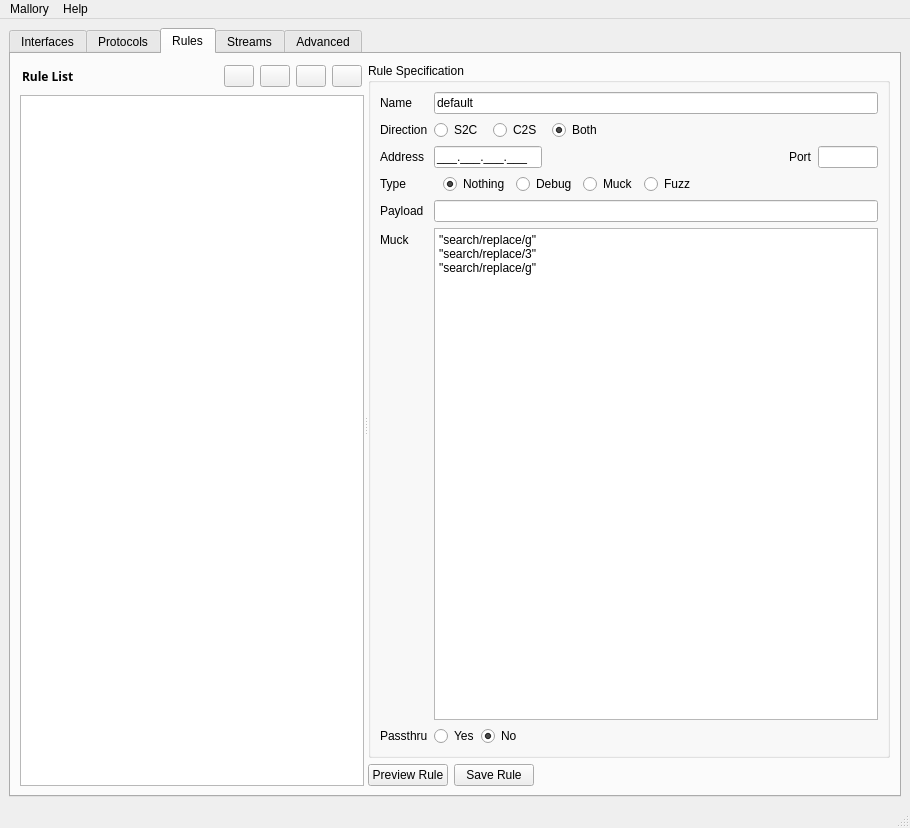
Before: the Qt Designer form src/gui/Mallory.ui in intrepidusgroup/mallory, drawn with Qt 5.
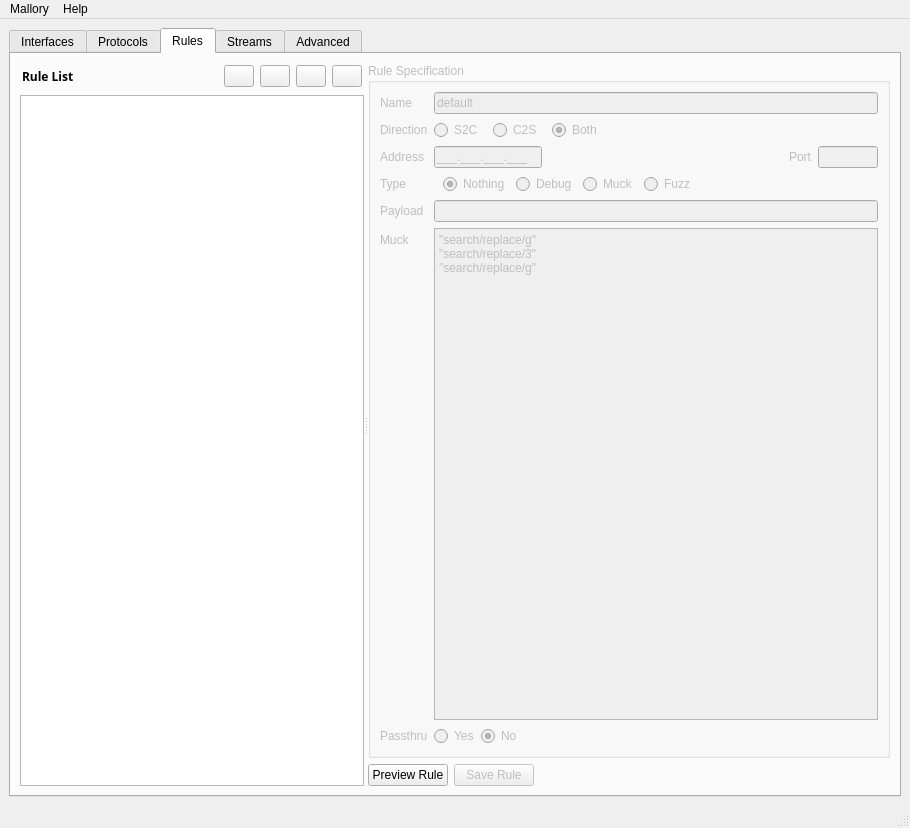
After: the same form once the commit is applied. The open tabs and pages were chosen to show the change. Icons and pictures are not drawn.

```diff
--- a/src/gui/Mallory.ui
+++ b/src/gui/Mallory.ui
@@ -475,6 +475,9 @@
            <layout class="QVBoxLayout" name="verticalLayout_7">
             <item>
              <widget class="QGroupBox" name="group">
+              <property name="enabled">
+               <bool>false</bool>
+              </property>
               <property name="title">
                <string>Rule Specification</string>
               </property>
@@ -813,6 +816,9 @@
               </item>
               <item>
                <widget class="QPushButton" name="saverule">
+                <property name="enabled">
+                 <bool>false</bool>
+                </property>
                 <property name="text">
                  <string>Save Rule</string>
                 </property>
```
Left out of the diff: 2 changed lines with no effect on the pictures.
